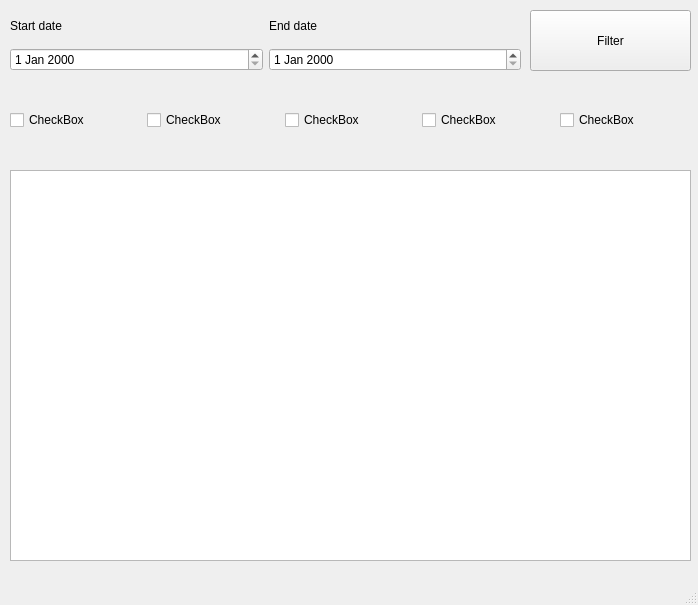
Qt form src/application/gui.ui (unitatem/tass-travel) before a commit.
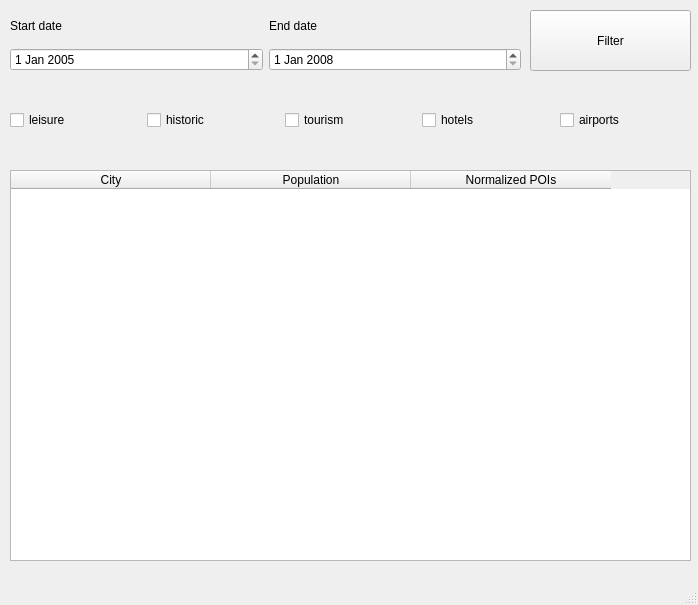
The same form after that commit.

Commit message: Provide basic working GUI

The edit to the form file:
```diff
--- a/src/application/gui.ui
+++ b/src/application/gui.ui
@@ -27,16 +27,6 @@
      <string>Filter</string>
     </property>
    </widget>
-   <widget class="QTableView" name="tableView">
-    <property name="geometry">
-     <rect>
-      <x>10</x>
-      <y>170</y>
-      <width>681</width>
-      <height>391</height>
-     </rect>
-    </property>
-   </widget>
    <widget class="QWidget" name="gridLayoutWidget_2">
     <property name="geometry">
      <rect>
@@ -50,35 +40,35 @@
      <item row="0" column="2">
       <widget class="QCheckBox" name="checkBox_3">
        <property name="text">
-        <string>CheckBox</string>
+        <string>tourism</string>
        </property>
       </widget>
      </item>
      <item row="0" column="0">
       <widget class="QCheckBox" name="checkBox_1">
        <property name="text">
-        <string>CheckBox</string>
+        <string>leisure</string>
        </property>
       </widget>
      </item>
      <item row="0" column="3">
       <widget class="QCheckBox" name="checkBox_4">
        <property name="text">
-        <string>CheckBox</string>
+        <string>hotels</string>
        </property>
       </widget>
      </item>
      <item row="0" column="1">
       <widget class="QCheckBox" name="checkBox_2">
        <property name="text">
-        <string>CheckBox</string>
+        <string>historic</string>
        </property>
       </widget>
      </item>
      <item row="0" column="4">
       <widget class="QCheckBox" name="checkBox_5">
        <property name="text">
-        <string>CheckBox</string>
+        <string>airports</string>
        </property>
       </widget>
      </item>
@@ -95,10 +85,29 @@
     </property>
     <layout class="QGridLayout" name="dates">
      <item row="1" column="1">
-      <widget class="QDateEdit" name="endDate"/>
+      <widget class="QDateEdit" name="endDate">
+       <property name="date">
+        <date>
+         <year>2008</year>
+         <month>1</month>
+         <day>1</day>
+        </date>
+       </property>
+      </widget>
      </item>
      <item row="1" column="0">
-      <widget class="QDateEdit" name="startDate"/>
+      <widget class="QDateEdit" name="startDate">
+       <property name="calendarPopup">
+        <bool>false</bool>
+       </property>
+       <property name="date">
+        <date>
+         <year>2005</year>
+         <month>1</month>
+         <day>1</day>
+        </date>
+       </property>
+      </widget>
      </item>
      <item row="0" column="1">
       <widget class="QLabel" name="endDateLabel">
@@ -116,6 +125,46 @@
      </item>
     </layout>
    </widget>
+   <widget class="QTableWidget" name="table">
+    <property name="geometry">
+     <rect>
+      <x>10</x>
+      <y>170</y>
+      <width>681</width>
+      <height>391</height>
+     </rect>
+    </property>
+    <property name="sortingEnabled">
+     <bool>false</bool>
+    </property>
+    <property name="columnCount">
+     <number>3</number>
+    </property>
+    <attribute name="horizontalHeaderCascadingSectionResizes">
+     <bool>false</bool>
+    </attribute>
+    <attribute name="horizontalHeaderDefaultSectionSize">
+     <number>200</number>
+    </attribute>
+    <attribute name="horizontalHeaderShowSortIndicator" stdset="0">
+     <bool>false</bool>
+    </attribute>
+    <column>
+     <property name="text">
+      <string>City</string>
+     </property>
+    </column>
+    <column>
+     <property name="text">
+      <string>Population</string>
+     </property>
+    </column>
+    <column>
+     <property name="text">
+      <string>Normalized POIs</string>
+     </property>
+    </column>
+   </widget>
   </widget>
   <widget class="QMenuBar" name="menubar">
    <property name="geometry">
```
Left out of the diff: 2 changed lines with no effect on the pictures. The commit also changes 5 other files.
